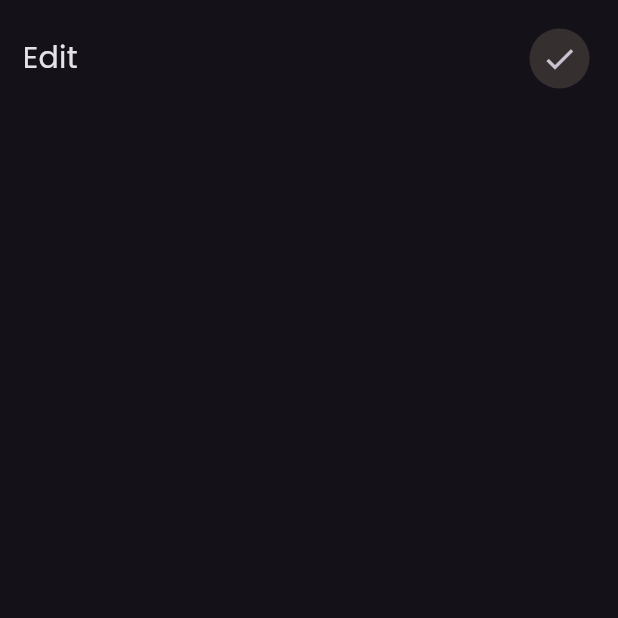
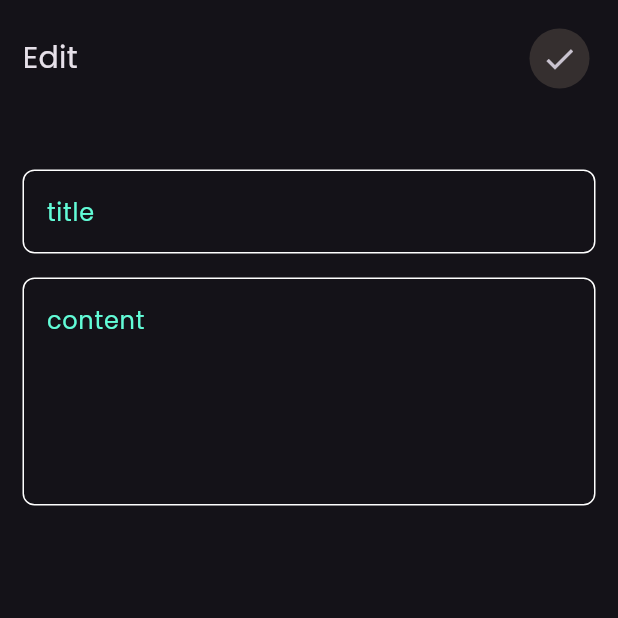
Before and after one commit to yusuf-4444/Note_App, a Flutter app: the EditView screen opened directly, on a phone screen of 412 x 824 dp, the top half of it. Run offline on Flutter 3.47's test engine with Material 3 defaults, Android fonts, the phone set to English and light mode, and no system bars.

Commit message:
add custom text field to edit view body

```diff
--- a/lib/widgets/edit_view_body_widget.dart
+++ b/lib/widgets/edit_view_body_widget.dart
@@ -1,5 +1,6 @@
 import 'package:flutter/material.dart';
 import 'package:note_app/widgets/app_bar_custom_widget.dart';
+import 'package:note_app/widgets/text_field_custom_widget.dart';
 
 class EditViewBodyWidget extends StatelessWidget {
   const EditViewBodyWidget({super.key});
@@ -9,7 +10,14 @@ class EditViewBodyWidget extends StatelessWidget {
     return Padding(
       padding: const EdgeInsets.all(15),
       child: Column(
-        children: [AppBarWidget(text: "Edit", icon: Icons.check)],
+        children: [
+          AppBarWidget(text: "Edit", icon: Icons.check),
+          SizedBox(height: 50),
+
+          CustomTextField(hintext: "title"),
+          SizedBox(height: 16),
+          CustomTextField(hintext: "content", maxlines: 5),
+        ],
       ),
     );
   }
--- a/lib/widgets/note_bottom_sheet_widget.dart
+++ b/lib/widgets/note_bottom_sheet_widget.dart
@@ -14,7 +14,7 @@ class AddNoteBottomSheet extends StatelessWidget {
           child: Column(
             children: [
               CustomTextField(hintext: "title"),
-              SizedBox(height: 10),
+              SizedBox(height: 16),
               CustomTextField(hintext: "content", maxlines: 5),
               SizedBox(height: 50),
               CustomTextButton(),
```
